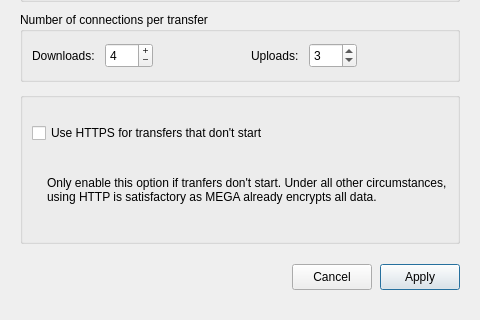
Before: the Qt Designer form src/MEGASync/gui/ui/BandwidthSettings.ui in meganz/MEGAsync, drawn with Qt 5; both pictures show x 0 to 480 and y 290 to 610 of the 480 by 610 pixel window.
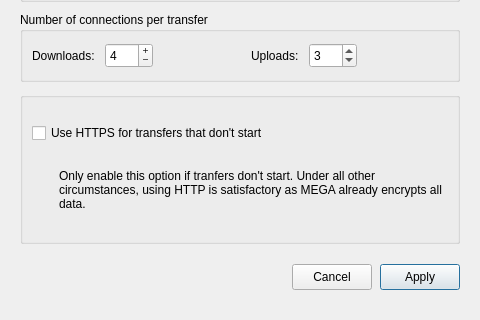
After: the same form once the commit is applied.

Commit message: SNC-3941: Fixed bandwidth text alignament.

```diff
--- a/src/MEGASync/gui/ui/BandwidthSettings.ui
+++ b/src/MEGASync/gui/ui/BandwidthSettings.ui
@@ -601,6 +601,9 @@
       </item>
       <item>
        <layout class="QHBoxLayout" name="horizontalLayout_4">
+        <property name="spacing">
+         <number>0</number>
+        </property>
         <item>
          <spacer name="horizontalSpacer_5">
           <property name="orientation">
@@ -611,8 +614,8 @@
           </property>
           <property name="sizeHint" stdset="0">
            <size>
-            <width>15</width>
-            <height>20</height>
+            <width>27</width>
+            <height>2</height>
            </size>
           </property>
          </spacer>
```
